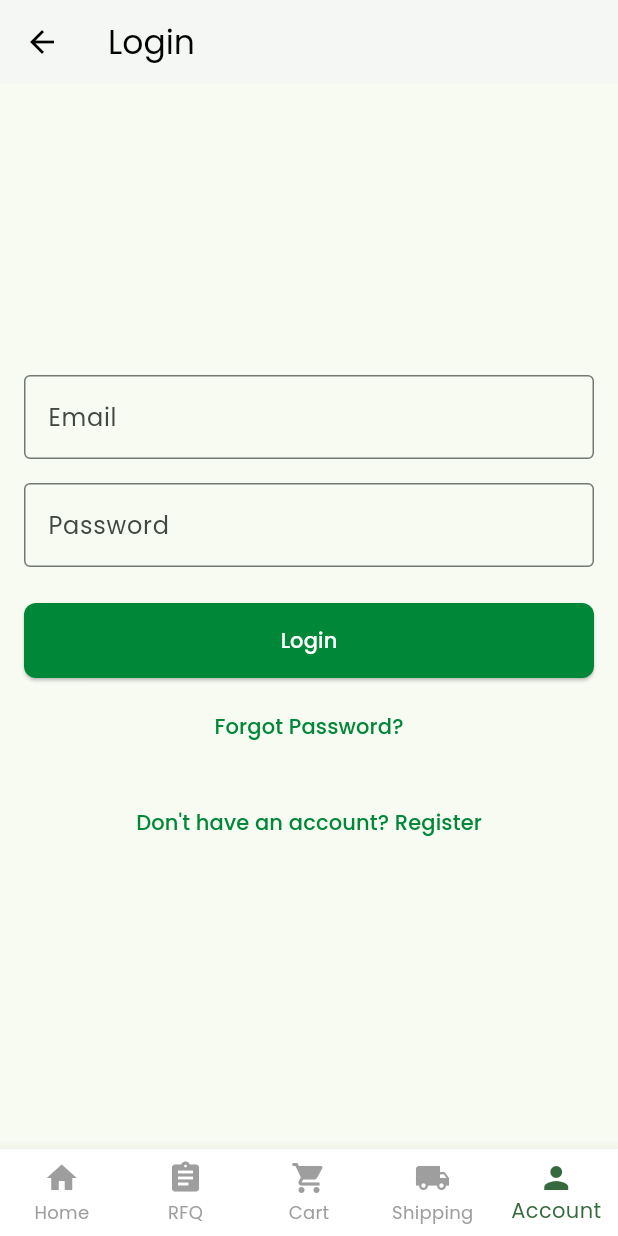
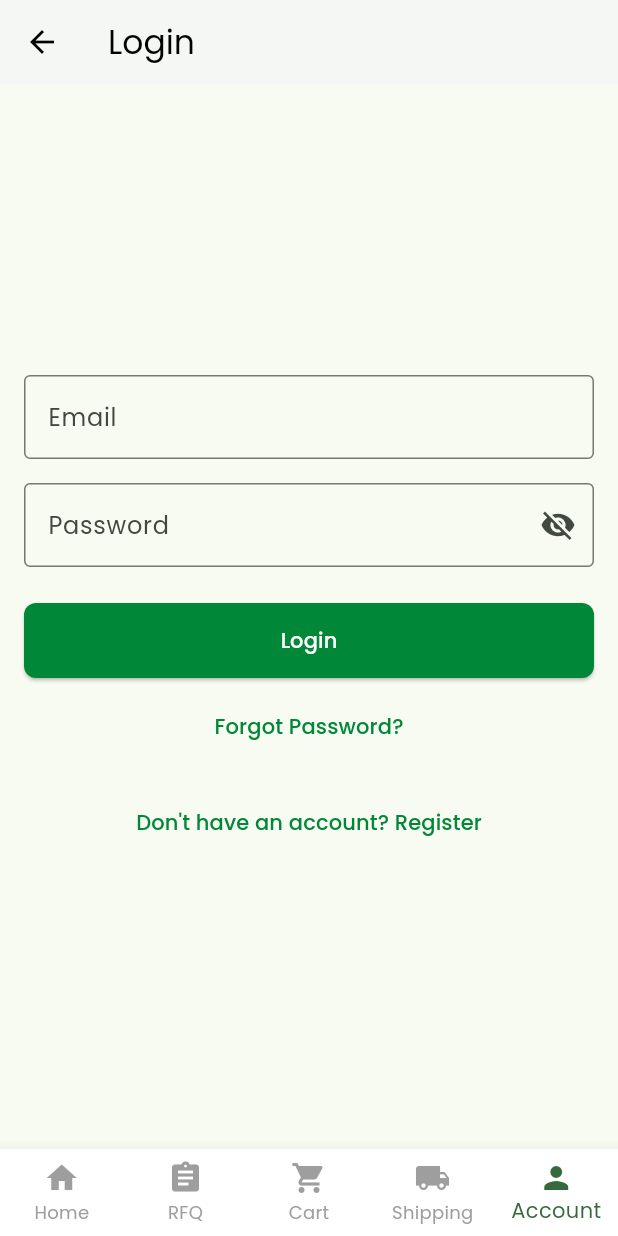
Before and after one commit to Arifmehdi/phenexso_flutter_hubli, a Flutter app: the screen it shows after launch, item 5 of the bottom bar chosen, on a phone screen of 412 x 824 dp. Run offline on Flutter 3.47's test engine with Material 3 defaults, Android fonts, the phone set to English and light mode, and no system bars; our stand-ins replace cached_network_image, flutter_html, google_fonts, image_picker, pdf, printing and 2 more; network calls fail.

Commit message:
login added

```diff
--- a/lib/screens/login_screen.dart
+++ b/lib/screens/login_screen.dart
@@ -18,6 +18,7 @@ class _LoginScreenState extends State<LoginScreen> {
   final _formKey = GlobalKey<FormState>();
   final _emailController = TextEditingController();
   final _passwordController = TextEditingController();
+  bool _obscurePassword = true;
 
   @override
   void dispose() {
@@ -105,10 +106,22 @@ class _LoginScreenState extends State<LoginScreen> {
               const SizedBox(height: 16.0),
               TextFormField(
                 controller: _passwordController,
-                obscureText: true,
-                decoration: const InputDecoration(
+                obscureText: _obscurePassword,
+                decoration: InputDecoration(
                   labelText: 'Password',
-                  border: OutlineInputBorder(),
+                  border: const OutlineInputBorder(),
+                  suffixIcon: IconButton(
+                    icon: Icon(
+                      _obscurePassword
+                          ? Icons.visibility_off
+                          : Icons.visibility,
+                    ),
+                    onPressed: () {
+                      setState(() {
+                        _obscurePassword = !_obscurePassword;
+                      });
+                    },
+                  ),
                 ),
                 validator: (value) {
                   if (value == null || value.isEmpty) {
```
Also changed, not shown: pubspec.lock.
